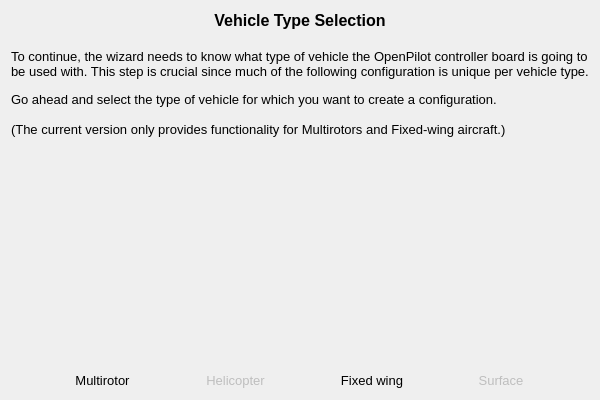
Qt form ground/openpilotgcs/src/plugins/setupwizard/pages/vehiclepage.ui (openpilot/OpenPilot) before a commit.
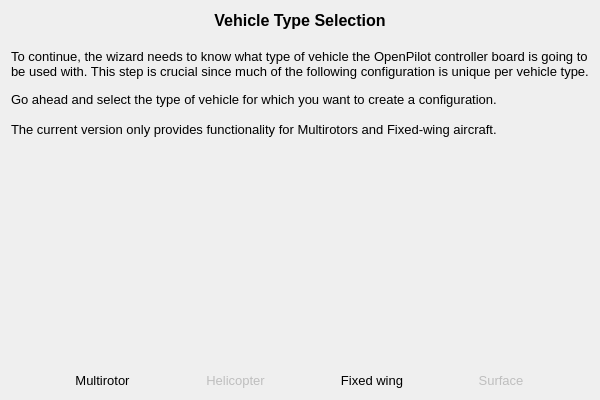
The same form after that commit. Icons and pictures are not drawn.

Patch:
```diff
--- a/ground/openpilotgcs/src/plugins/setupwizard/pages/vehiclepage.ui
+++ b/ground/openpilotgcs/src/plugins/setupwizard/pages/vehiclepage.ui
@@ -27,7 +27,7 @@
 &lt;p style=&quot;-qt-paragraph-type:empty; margin-top:0px; margin-bottom:0px; margin-left:0px; margin-right:0px; -qt-block-indent:0; text-indent:0px;&quot;&gt;&lt;br /&gt;&lt;/p&gt;
 &lt;p style=&quot; margin-top:0px; margin-bottom:0px; margin-left:0px; margin-right:0px; -qt-block-indent:0; text-indent:0px;&quot;&gt;&lt;span style=&quot; font-size:10pt;&quot;&gt;Go ahead and select the type of vehicle for which you want to create a configuration.&lt;/span&gt;&lt;/p&gt;
 &lt;p style=&quot;-qt-paragraph-type:empty; margin-top:0px; margin-bottom:0px; margin-left:0px; margin-right:0px; -qt-block-indent:0; text-indent:0px; font-size:10pt;&quot;&gt;&lt;br /&gt;&lt;/p&gt;
-&lt;p style=&quot; margin-top:0px; margin-bottom:0px; margin-left:0px; margin-right:0px; -qt-block-indent:0; text-indent:0px;&quot;&gt;&lt;span style=&quot; font-size:10pt;&quot;&gt;(The current version only provides functionality for Multirotors and Fixed-wing aircraft.)&lt;/span&gt;&lt;/p&gt;&lt;/body&gt;&lt;/html&gt;</string>
+&lt;p style=&quot; margin-top:0px; margin-bottom:0px; margin-left:0px; margin-right:0px; -qt-block-indent:0; text-indent:0px;&quot;&gt;&lt;span style=&quot; font-size:10pt;&quot;&gt;The current version only provides functionality for Multirotors and Fixed-wing aircraft.&lt;/span&gt;&lt;/p&gt;&lt;/body&gt;&lt;/html&gt;</string>
      </property>
      <property name="alignment">
       <set>Qt::AlignLeading|Qt::AlignLeft|Qt::AlignTop</set>
```
